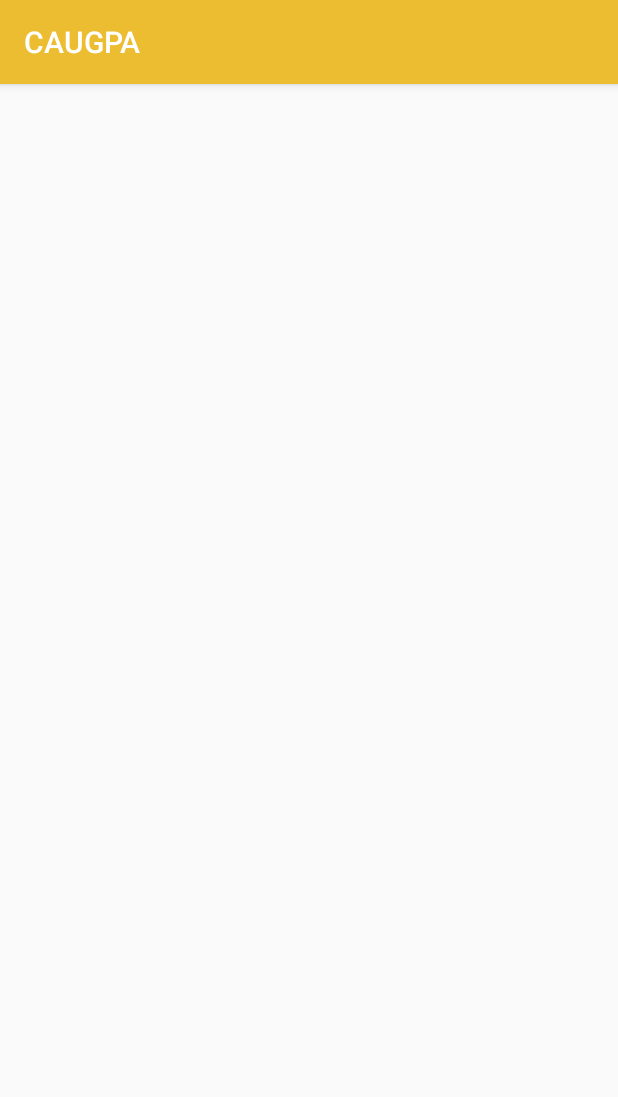
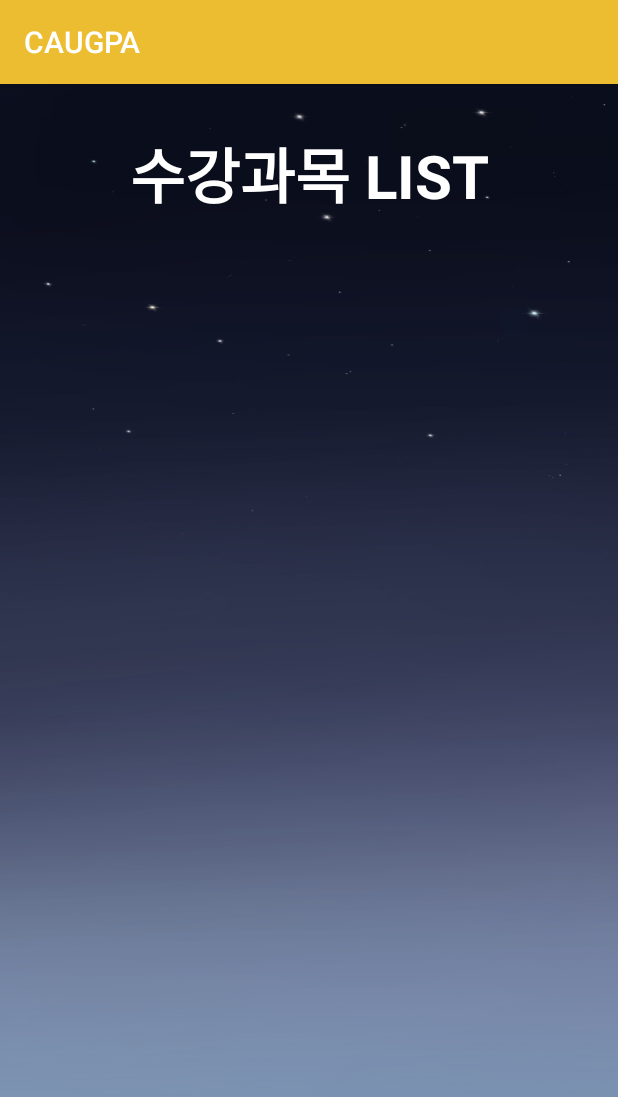
Before and after one commit to cindia3704/CAUGPA, an Android app: the MainActivity screen opened directly, with no data from a screen before it, after a tap on "수강 과목 보러가기", on a phone screen of 412 x 824 dp. Shown: the top 1097 px of the screen. Run offline under Robolectric (Android 15) with nearby library versions, the phone set to English and light mode, and no system bars.

Commit message:
make recycler view for my subject lists

```diff
--- a/CAUGPA/app/build.gradle
+++ b/CAUGPA/app/build.gradle
@@ -46,5 +46,8 @@ dependencies {
     testImplementation 'junit:junit:4.12'
     androidTestImplementation 'androidx.test.ext:junit:1.1.3'
     androidTestImplementation 'androidx.test.espresso:espresso-core:3.4.0'
+    //noinspection GradleCompatible
+    implementation 'com.android.support:recyclerview-v7:28.0.0'
+    implementation "androidx.recyclerview:recyclerview:1.1.0"       //androidx 버전
 
 }
--- a/CAUGPA/app/src/main/java/com/example/caugpa/MainActivity.java
+++ b/CAUGPA/app/src/main/java/com/example/caugpa/MainActivity.java
@@ -13,6 +13,7 @@ import android.widget.Button;
 import android.widget.TextView;
 import android.widget.Toast;
 
+import java.util.ArrayList;
 
 
 public class MainActivity extends AppCompatActivity {
@@ -58,6 +59,9 @@ public class MainActivity extends AppCompatActivity {
 
         seeAllSub.setOnClickListener(view -> {
             Intent intentToMySubjects = new Intent(getApplicationContext(), com.example.CAUGPA.MySubjectsActivity.class);
+            String sql = "select * from mySubjects";
+            ArrayList<MySubjects> subjects = getSubjects(sql);
+            intentToMySubjects.putExtra("subject", subjects);
             startActivity(intentToMySubjects);
         });
         grade1Add.setOnClickListener(view -> {
@@ -119,9 +123,7 @@ public class MainActivity extends AppCompatActivity {
         double totalGPAScore = 0.00;
         double totalGPAWeight = 0.00;
         double totalWeights = 0.00;
-        int count = 0;
         while(cursor.moveToNext()){
-            count++;
             String score = cursor.getString(3);
             Integer weights = cursor.getInt(4);
             double scoreDouble = 0.0;
@@ -159,7 +161,6 @@ public class MainActivity extends AppCompatActivity {
             totalGPAWeight+=scoreDouble*(double)weights;
             totalWeights +=(double)weights;
         }
-        Toast.makeText(this,count+"!!",Toast.LENGTH_SHORT).show();
         // 아무것도 없을때 예외 처리
         if(totalWeights>0) {
             totalGPAScore = totalGPAWeight / totalWeights;
@@ -169,4 +170,25 @@ public class MainActivity extends AppCompatActivity {
         sqlDB.close();
         return totalGPAScore;
     }
+
+    public ArrayList<MySubjects> getSubjects(String sql){
+        myDBHelper myDBHelper = new myDBHelper(this);
+        SQLiteDatabase sqlDB = myDBHelper.getReadableDatabase();
+        Cursor cursor;
+        cursor = sqlDB.rawQuery(sql,null);
+
+        ArrayList<MySubjects> tempList = new ArrayList<>();
+
+        while(cursor.moveToNext()){
+            String subject = cursor.getString(1);
+            int year = cursor.getInt(2);
+            String score=cursor.getString(3);
+            int weight=cursor.getInt(4);
+            String major=cursor.getString(5);
+            String majorSpecific=cursor.getString(6);
+            MySubjects ms = new MySubjects(year,subject,score,weight,major,majorSpecific);
+            tempList.add(ms);
+        }
+        return tempList;
+    }
 }
--- a/CAUGPA/app/src/main/java/com/example/caugpa/MySubjectsActivity.java
+++ b/CAUGPA/app/src/main/java/com/example/caugpa/MySubjectsActivity.java
@@ -1,16 +1,36 @@
 package com.example.CAUGPA;
 
 import androidx.appcompat.app.AppCompatActivity;
+import androidx.recyclerview.widget.LinearLayoutManager;
+import androidx.recyclerview.widget.RecyclerView;
 
 import android.os.Bundle;
 
+import com.example.caugpa.MySubjects;
+import com.example.caugpa.MySubjectsAdapter;
 import com.example.caugpa.R;
 
+import java.util.ArrayList;
+
 public class MySubjectsActivity extends AppCompatActivity {
+    private RecyclerView mRecyclerView;
+    private MySubjectsAdapter mRecyclerAdapter;
+    private ArrayList<MySubjects> mySubjectList;
 
     @Override
     protected void onCreate(Bundle savedInstanceState) {
         super.onCreate(savedInstanceState);
         setContentView(R.layout.activity_my_subjects);
+        mySubjectList = (ArrayList<MySubjects>)getIntent().getSerializableExtra("subject");
+
+        mRecyclerView = (RecyclerView) findViewById(R.id.mySub_recyclerView);
+
+        /* initiate adapter */
+        mRecyclerAdapter = new MySubjectsAdapter();
+
+        /* initiate recyclerview */
+        mRecyclerView.setAdapter(mRecyclerAdapter);
+        mRecyclerView.setLayoutManager(new LinearLayoutManager(this));
+        mRecyclerAdapter.setMySubjectsList(mySubjectList);
     }
 }
--- /dev/null
+++ b/CAUGPA/app/src/main/java/com/example/caugpa/MySubjectsAdapter.java
@@ -0,0 +1,76 @@
+package com.example.caugpa;
+
+import android.view.LayoutInflater;
+import android.view.View;
+import android.view.ViewGroup;
+import android.widget.ImageView;
+import android.widget.TextView;
+
+import androidx.annotation.NonNull;
+import androidx.recyclerview.widget.RecyclerView;
+
+import org.w3c.dom.Text;
+
+import java.util.ArrayList;
+
+public class MySubjectsAdapter extends RecyclerView.Adapter<MySubjectsAdapter.ViewHolder> {
+    private ArrayList<MySubjects> mySubjectsList;
+
+    @NonNull
+    @Override
+    public MySubjectsAdapter.ViewHolder onCreateViewHolder(@NonNull ViewGroup parent, int viewType) {
+        View view = LayoutInflater.from(parent.getContext()).inflate(R.layout.my_subjects_item, parent, false);
+        return new ViewHolder(view);
+    }
+
+    @Override
+    public void onBindViewHolder(@NonNull MySubjectsAdapter.ViewHolder holder, int position) {
+        holder.onBind(mySubjectsList.get(position));
+    }
+
+    @Override
+    public int getItemCount() {
+        return mySubjectsList.size();
+    }
+
+    public void setMySubjectsList(ArrayList<MySubjects> list){
+        this.mySubjectsList = list;
+        notifyDataSetChanged();
+    }
+
+    class ViewHolder extends RecyclerView.ViewHolder {
+        TextView subjectYear;
+        TextView subjectName;
+        TextView subjectGrade;
+        TextView subjectCategory;
+
+        public ViewHolder(@NonNull View itemView) {
+            super(itemView);
+
+            subjectYear = (TextView) itemView.findViewById(R.id.item_year);
+            subjectName = (TextView) itemView.findViewById(R.id.item_subject);
+            subjectGrade = (TextView) itemView.findViewById(R.id.item_gpa);
+            subjectCategory= (TextView) itemView.findViewById(R.id.item_major);
+        }
+
+        void onBind(MySubjects item){
+            String subCategory;
+            String major = item.getMajor();
+            if(major == "N"){
+                if(item.getMajorSpecific()=="ADV"){
+                    subCategory = "전공심화";
+                }else if(item.getMajorSpecific()=="BASIC"){
+                    subCategory = "전공기초";
+                }else{
+                    subCategory = "전공필수";
+                }
+            }else{
+                subCategory = "교양";
+            }
+            subjectYear.setText(""+item.getYear());
+            subjectName.setText(item.getSubject());
+            subjectGrade.setText(""+item.getScore());
+            subjectCategory.setText(subCategory);
+        }
+    }
+}
--- a/CAUGPA/app/src/main/res/layout/activity_my_subjects.xml
+++ b/CAUGPA/app/src/main/res/layout/activity_my_subjects.xml
@@ -4,6 +4,30 @@
     xmlns:tools="http://schemas.android.com/tools"
     android:layout_width="match_parent"
     android:layout_height="match_parent"
+    android:background="@drawable/sky"
     tools:context=".MySubjectsActivity">
+    <TextView
+        android:id="@+id/mySub_ment"
+        android:layout_width="wrap_content"
+        android:layout_height="wrap_content"
+        app:layout_constraintTop_toTopOf="parent"
+        app:layout_constraintLeft_toLeftOf="parent"
+        app:layout_constraintRight_toRightOf="parent"
+        android:layout_marginTop="30dp"
+        android:textStyle="bold"
+        android:text="수강과목 LIST"
+        android:textSize="40dp"
+        android:textColor="@color/WHITE"/>
+    <androidx.recyclerview.widget.RecyclerView
+        android:id="@+id/mySub_recyclerView"
+        android:layout_marginTop="10dp"
+        app:layout_constraintTop_toBottomOf="@id/mySub_ment"
+        app:layout_constraintLeft_toLeftOf="parent"
+        app:layout_constraintRight_toRightOf="parent"
+        android:layout_width="match_parent"
+        android:layout_height="wrap_content"/>
+
+
+
 
 </androidx.constraintlayout.widget.ConstraintLayout>
```
Also changed, not shown: CAUGPA/app/src/main/java/com/example/caugpa/MySubjects.java (added, +42 -0 lines), CAUGPA/app/src/main/res/layout/my_subjects_item.xml (added, +64 -0 lines).
